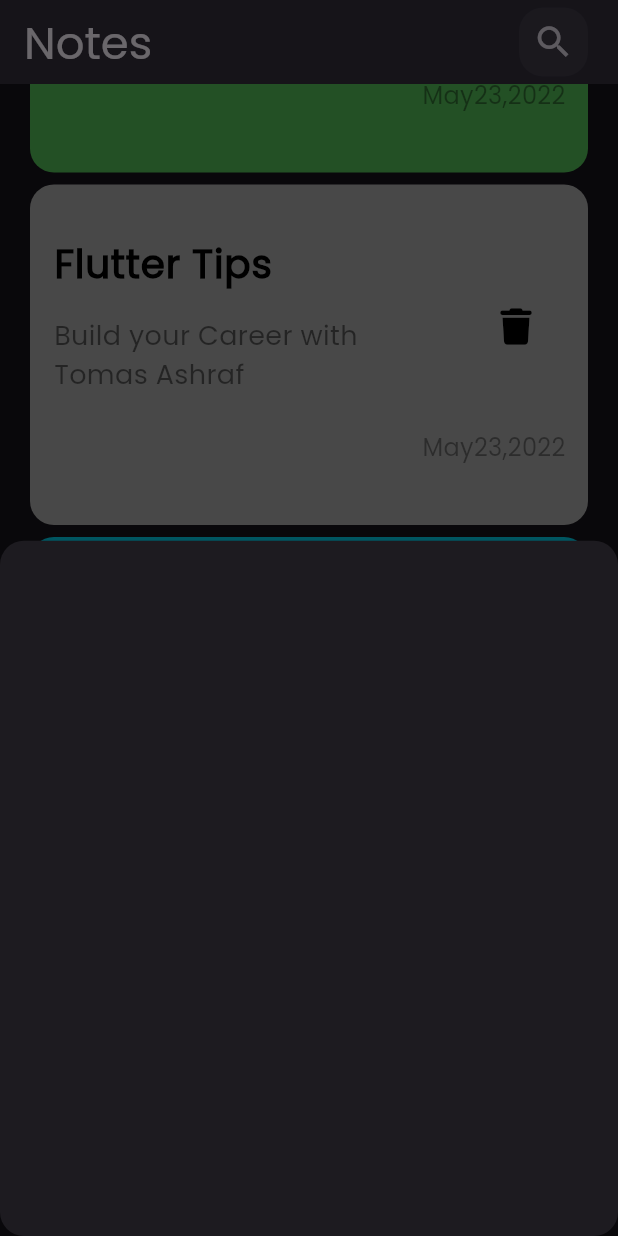
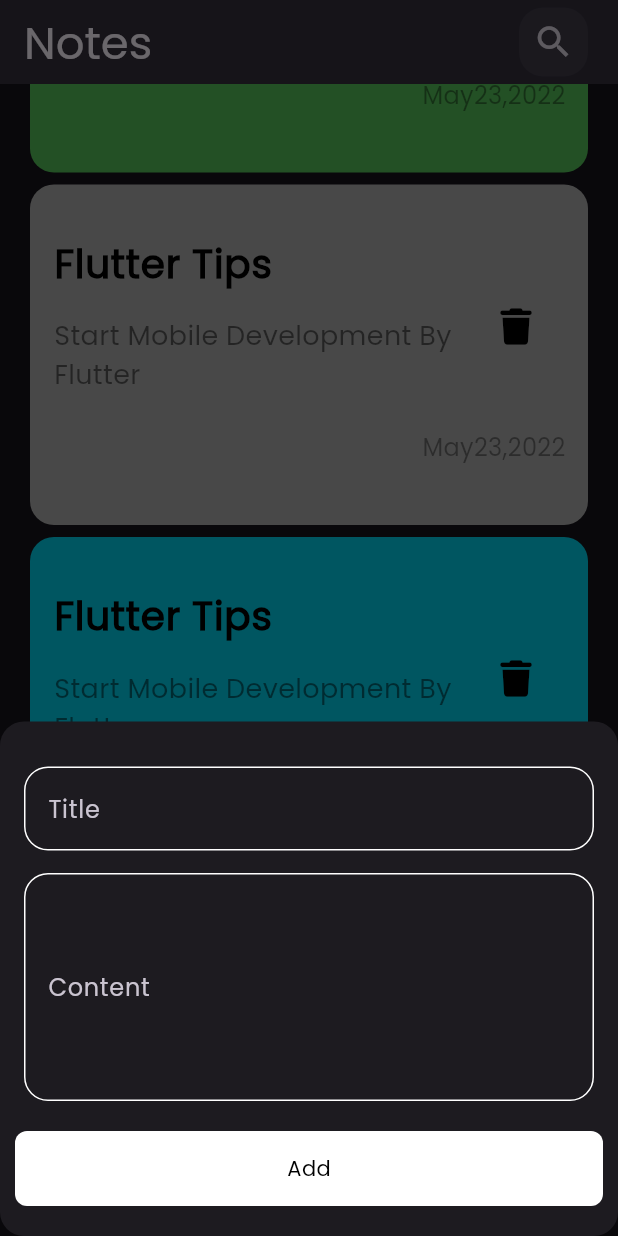
Before and after one commit to Tomas-Ashraf/notes_app, a Flutter app: the screen it shows after launch, scrolled down 407 dp, after a tap on the "add" icon, on a phone screen of 412 x 824 dp. Run offline on Flutter 3.47's test engine with Material 3 defaults, Android fonts, the phone set to English and light mode, and no system bars; our stand-ins replace font_awesome_flutter.

Commit message:
Create Custom Text Field

```diff
--- /dev/null
+++ b/lib/constants.dart
@@ -0,0 +1,5 @@
+// ignore_for_file: constant_identifier_names
+
+import 'package:flutter/material.dart';
+
+const KPrimaryColor = Color(0xff62FCD7);
--- a/lib/views/notes_view.dart
+++ b/lib/views/notes_view.dart
@@ -1,6 +1,7 @@
 // ignore_for_file: deprecated_member_use
 
 import 'package:flutter/material.dart';
+import 'package:notes_app/widgets/custom_text_field.dart';
 import 'package:notes_app/widgets/notes_view_body.dart';
 
 class NotesView extends StatelessWidget {
@@ -42,12 +43,13 @@ class NotesView extends StatelessWidget {
         isExtended: true,
         onPressed: () {
           showModalBottomSheet(
+            isScrollControlled: true,
             shape: RoundedRectangleBorder(
               borderRadius: BorderRadius.circular(16),
             ),
             context: context,
             builder: (context) {
-              return Container();
+              return AddNoteBottomSheet();
             },
           );
         },
@@ -62,6 +64,42 @@ class AddNoteBottomSheet extends StatelessWidget {
 
   @override
   Widget build(BuildContext context) {
-    return Container();
+    return Padding(
+      padding:
+          EdgeInsets.only(bottom: MediaQuery.of(context).viewInsets.bottom),
+      child: Column(
+        mainAxisSize: MainAxisSize.min,
+        children: [
+          Padding(
+            padding:
+                const EdgeInsets.only(top: 30, bottom: 15, left: 16, right: 16),
+            child: CustomTextField(
+              label: 'Title',
+            ),
+          ),
+          Padding(
+            padding: const EdgeInsets.only(bottom: 20, left: 16, right: 16),
+            child: CustomTextField(
+              label: 'Content',
+              maxLines: 5,
+            ),
+          ),
+          Padding(
+              padding: const EdgeInsets.only(bottom: 20, left: 10, right: 10),
+              child: Container(
+                width: 700,
+                height: 50,
+                decoration: BoxDecoration(
+                    color: Colors.white,
+                    borderRadius: BorderRadius.circular(8)),
+                child: Center(
+                    child: Text(
+                  'Add',
+                  style: TextStyle(color: Colors.black),
+                )),
+              )),
+        ],
+      ),
+    );
   }
 }
--- a/lib/widgets/custom_note_item.dart
+++ b/lib/widgets/custom_note_item.dart
@@ -27,7 +27,7 @@ class NoteItem extends StatelessWidget {
             subtitle: Padding(
               padding: const EdgeInsets.only(top: 16, bottom: 16),
               child: Text(
-                'Build your Career with Tomas Ashraf',
+                'Start Mobile Development By Flutter',
                 style: TextStyle(
                     color: Colors.black.withOpacity(.5), fontSize: 18),
               ),
--- /dev/null
+++ b/lib/widgets/custom_text_field.dart
@@ -0,0 +1,31 @@
+import 'package:flutter/material.dart';
+import 'package:notes_app/constants.dart';
+
+class CustomTextField extends StatelessWidget {
+  const CustomTextField({super.key, required this.label, this.maxLines});
+  final String label;
+  final int? maxLines;
+
+  @override
+  Widget build(BuildContext context) {
+    return TextField(
+      maxLines: maxLines,
+      cursorColor: KPrimaryColor,
+      decoration: InputDecoration(
+        label: Text(label),
+        border: buildBorder(),
+        enabledBorder: buildBorder(),
+        focusedBorder: buildBorder(
+          color: KPrimaryColor,
+        ),
+      ),
+    );
+  }
+
+  OutlineInputBorder buildBorder({color}) {
+    return OutlineInputBorder(
+      borderRadius: BorderRadius.circular(16),
+      borderSide: BorderSide(color: color ?? Colors.white),
+    );
+  }
+}
```
